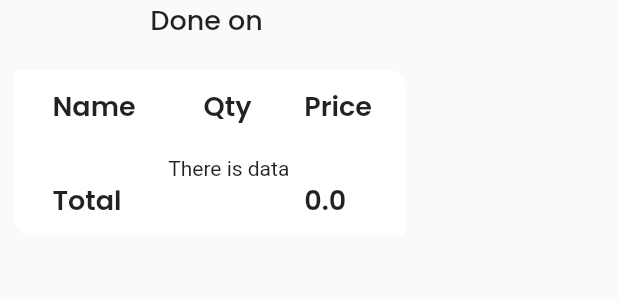
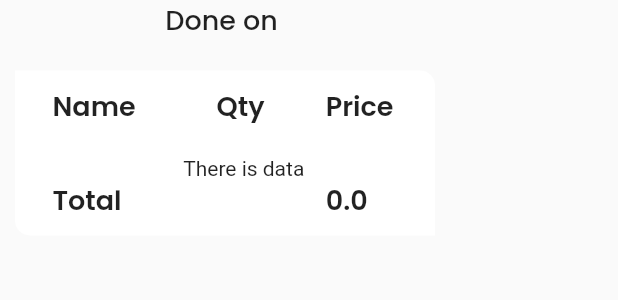
Before and after one commit to Fiston-pro/MyFoodz, a Flutter app: the DateBlock widget shown alone on an empty page, opened directly with empty values, on a phone screen of 412 x 824 dp. Shown: the top 300 px of the screen. Run offline on Flutter 3.47's test engine with Material 2 defaults, Android fonts, the light colour scheme and no system bars; our stand-ins replace animated_splash_screen, cloud_firestore, firebase_auth, firebase_core, fl_chart, flutter_login and 2 more; missing offline and left inert: flutter_rounded_date_picker; accounts and stored records are empty.

Commit message:
Changed the width of the widget DateBlock to display better on HomePage

```diff
--- a/lib/Widgets/DateBlock.dart
+++ b/lib/Widgets/DateBlock.dart
@@ -14,7 +14,7 @@ class _DateBlockState extends State<DateBlock> {
   @override
   Widget build(BuildContext context) {
     return Container(
-      width: 280,
+      width: 300,
       child: Column(
         children: [
           Text('Done on '+ widget.timestamp,style: TextStyle(fontFamily: 'Poppins', fontSize: 18),),
```
